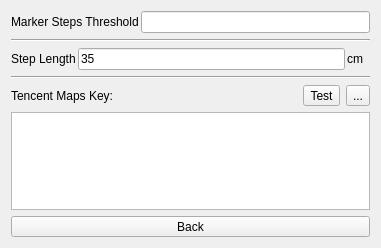
ic005k/Knot, file src/Exercise/StepsOptions.ui: the form before one commit.
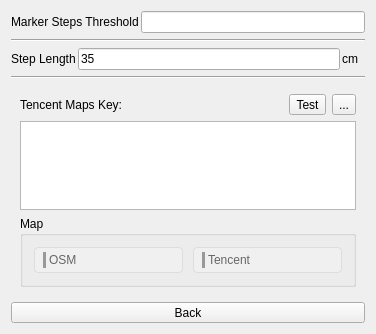
The form after the commit. Icons and pictures are not drawn.

Patch:
```diff
--- a/src/Exercise/StepsOptions.ui
+++ b/src/Exercise/StepsOptions.ui
@@ -6,8 +6,8 @@
    <rect>
     <x>0</x>
     <y>0</y>
-    <width>381</width>
-    <height>248</height>
+    <width>376</width>
+    <height>334</height>
    </rect>
   </property>
   <property name="windowTitle">
@@ -110,18 +110,6 @@
       <enum>QFrame::Shadow::Plain</enum>
      </property>
      <layout class="QVBoxLayout" name="verticalLayout">
-      <property name="leftMargin">
-       <number>0</number>
-      </property>
-      <property name="topMargin">
-       <number>0</number>
-      </property>
-      <property name="rightMargin">
-       <number>0</number>
-      </property>
-      <property name="bottomMargin">
-       <number>0</number>
-      </property>
       <item>
        <layout class="QHBoxLayout" name="horizontalLayout">
         <item>
@@ -167,6 +155,203 @@
         </property>
        </widget>
       </item>
+      <item>
+       <widget class="QGroupBox" name="gboxMapType">
+        <property name="title">
+         <string>Map</string>
+        </property>
+        <layout class="QHBoxLayout" name="horizontalLayout_16">
+         <item>
+          <widget class="QRadioButton" name="rbOsm">
+           <property name="styleSheet">
+            <string notr="true">/*QRadioButton::indicator {
+    width: 25px;
+    height: 25px;
+    
+    position: relative;
+    left: 0px;
+    right: 3px;
+    top: 2px;
+    bottom:4px;
+}
+
+QRadioButton::indicator:unchecked {
+    image: url(:/res/nosel.png);
+}
+
+QRadioButton::indicator:checked {
+    image: url(:/res/sel.png);
+}*/
+
+QRadioButton {
+    /* 基础按钮样式 */
+    border: 1px solid #ccc;
+    border-radius: 4px;
+    padding: 4px 8px;
+    margin: 2px;
+    
+    /* 文本居中，类似普通按钮 */
+    text-align: center;
+    
+    /* 隐藏默认指示器 */
+    spacing: 3;
+}
+
+
+/* 自定义矩形指示器（核心修改） */
+QRadioButton::indicator {
+    width: 3px; /* 满足需求：宽度3 */
+    height: 16px; /* 高度接近按钮（按钮总高24px - 上下各4px padding = 16px） */
+    border-radius: 0; /* 取消圆角，确保是纯矩形 */
+    background-color: #999; /* 未选中时的矩形颜色（浅灰） */
+}
+
+/* 选中状态的矩形样式（区分选中/未选中） */
+QRadioButton::indicator:checked {
+    background-color: #2196F3; /* 选中时的矩形颜色（示例：蓝色） */
+    /* 可选：选中时加细边框，增强视觉区分 */
+    /* border: 1px solid #1976D2; */
+}
+
+/* 未选中状态 - 灰暗底色（类似电灯关闭） */
+QRadioButton:unchecked {
+    background-color: #f0f0f0;
+    color: #666;
+    border-color: #ddd;
+}
+
+/* 选中状态 - 亮绿色（类似电灯开启） */
+QRadioButton:checked {
+    background-color: #7FFF00; /* 亮绿色 */
+    color: #333;
+    border-color: #66cc00;
+}
+
+/* 可选：另一种选中色（亮黄色） */
+/* QRadioButton:checked {
+    background-color: #FFFF99; 亮黄色
+    color: #333;
+    border-color: #ffcc66;
+} */
+
+/* 交互反馈 */
+QRadioButton:hover:unchecked {
+    background-color: #e8e8e8;
+    border-color: #bbb;
+}
+
+QRadioButton:pressed {
+    transform: scale(0.98);
+}
+
+/* 禁用状态 */
+QRadioButton:disabled {
+    background-color: #f5f5f5;
+    color: #aaa;
+    border-color: #eee;
+}
+
+
+
+</string>
+           </property>
+           <property name="text">
+            <string>OSM</string>
+           </property>
+           <property name="checked">
+            <bool>false</bool>
+           </property>
+          </widget>
+         </item>
+         <item>
+          <widget class="QRadioButton" name="rbTencent">
+           <property name="styleSheet">
+            <string notr="true">QRadioButton {
+    /* 基础按钮样式 */
+    border: 1px solid #ccc;
+    border-radius: 4px;
+    padding: 4px 8px;
+    margin: 2px;
+    
+    /* 文本居中，类似普通按钮 */
+    text-align: center;
+    
+    /* 隐藏默认指示器 */
+    spacing: 3;
+}
+
+
+/* 自定义矩形指示器（核心修改） */
+QRadioButton::indicator {
+    width: 3px; /* 满足需求：宽度3 */
+    height: 16px; /* 高度接近按钮（按钮总高24px - 上下各4px padding = 16px） */
+    border-radius: 0; /* 取消圆角，确保是纯矩形 */
+    background-color: #999; /* 未选中时的矩形颜色（浅灰） */
+}
+
+/* 选中状态的矩形样式（区分选中/未选中） */
+QRadioButton::indicator:checked {
+    background-color: #2196F3; /* 选中时的矩形颜色（示例：蓝色） */
+    /* 可选：选中时加细边框，增强视觉区分 */
+    /* border: 1px solid #1976D2; */
+}
+
+/* 未选中状态 - 灰暗底色（类似电灯关闭） */
+QRadioButton:unchecked {
+    background-color: #f0f0f0;
+    color: #666;
+    border-color: #ddd;
+}
+
+/* 选中状态 - 亮绿色（类似电灯开启） */
+QRadioButton:checked {
+    background-color: #7FFF00; /* 亮绿色 */
+    color: #333;
+    border-color: #66cc00;
+}
+
+/* 可选：另一种选中色（亮黄色） */
+/* QRadioButton:checked {
+    background-color: #FFFF99; 亮黄色
+    color: #333;
+    border-color: #ffcc66;
+} */
+
+/* 交互反馈 */
+QRadioButton:hover:unchecked {
+    background-color: #e8e8e8;
+    border-color: #bbb;
+}
+
+QRadioButton:pressed {
+    transform: scale(0.98);
+}
+
+/* 禁用状态 */
+QRadioButton:disabled {
+    background-color: #f5f5f5;
+    color: #aaa;
+    border-color: #eee;
+}
+
+
+
+</string>
+           </property>
+           <property name="text">
+            <string>Tencent</string>
+           </property>
+           <property name="checkable">
+            <bool>true</bool>
+           </property>
+           <property name="checked">
+            <bool>false</bool>
+           </property>
+          </widget>
+         </item>
+        </layout>
+       </widget>
+      </item>
      </layout>
     </widget>
    </item>
```
